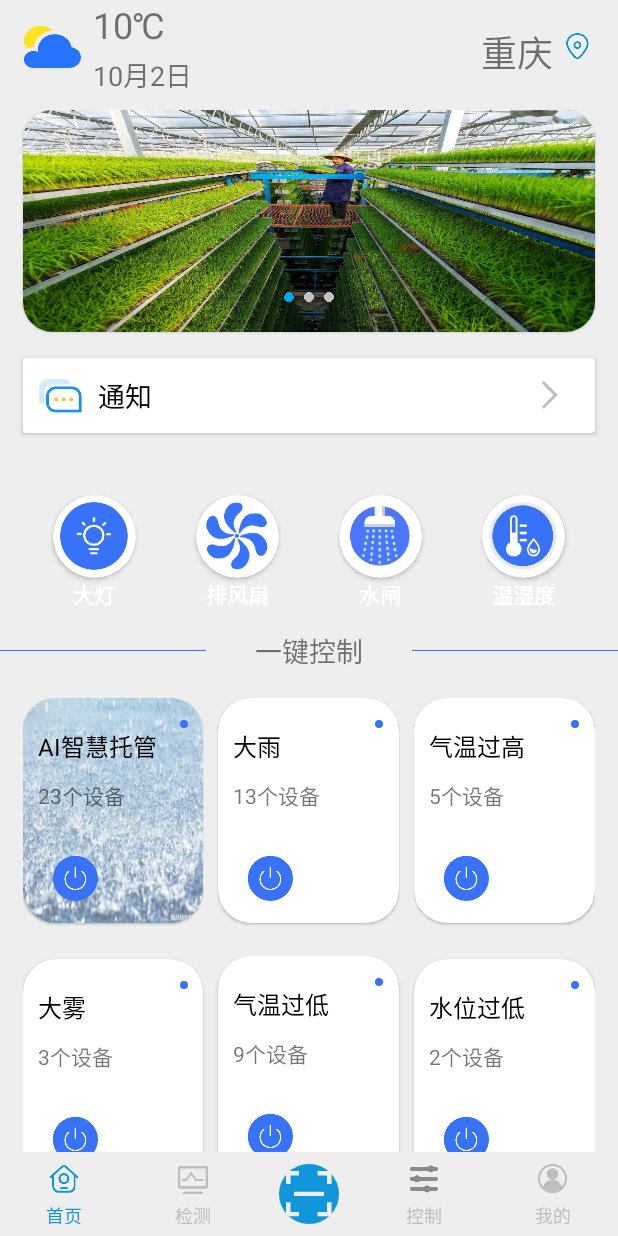
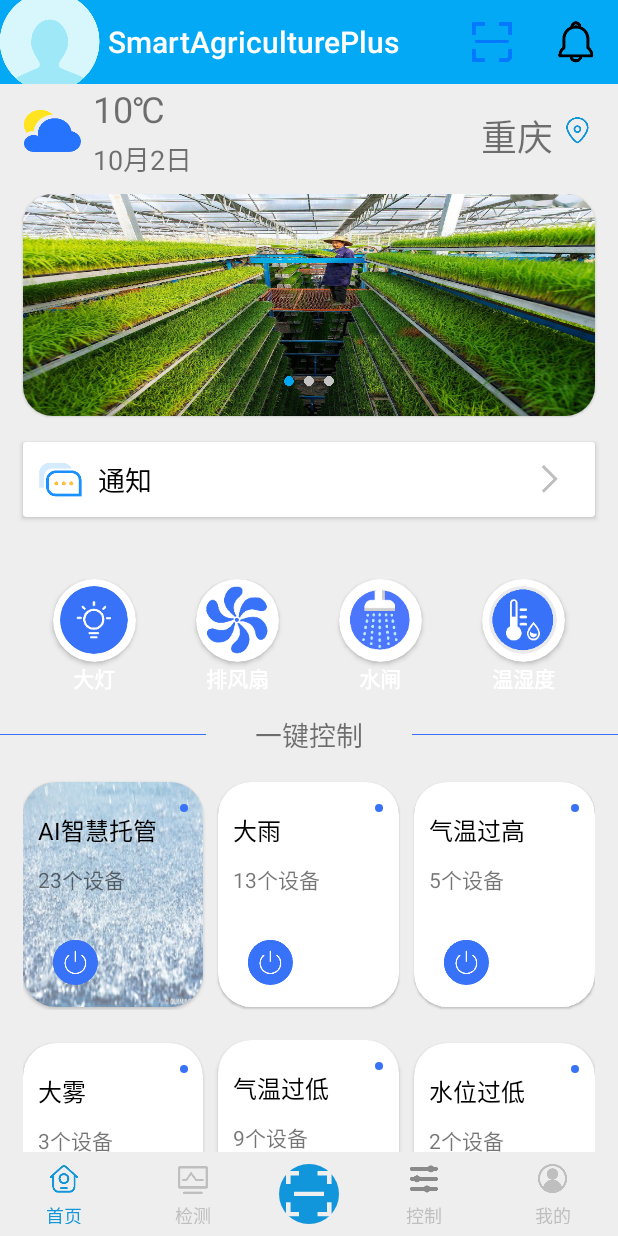
Before and after one commit to LionelWang-wx/SmartAgriculturePlus, an Android app: the MainActivity screen opened directly, with no data from a screen before it, on a phone screen of 412 x 824 dp. Run offline under Robolectric (Android 15) with nearby library versions, the phone set to English and light mode, and no system bars; our stand-ins replace CircleImageView; libraries missing offline, so code that uses them is left out: cn.smssdk, cn.smssdk.gui.

```diff
--- a/app/src/main/AndroidManifest.xml
+++ b/app/src/main/AndroidManifest.xml
@@ -67,7 +67,6 @@
         android:roundIcon="@mipmap/ic_launcher_round"
         android:supportsRtl="true"
         android:theme="@style/Theme.SmartAgriculturePlus">
-        <activity android:name=".Activity.DevicesActivity"></activity>
         <activity android:name=".Activity.TextActivity" />
         <activity android:name=".Activity.Scanning_DeviceActivity" />
         <activity android:name=".Activity.OtherActivity" />
--- a/app/src/main/java/com/myapp/smartagricultureplus/Activity/BaseActivity.java
+++ b/app/src/main/java/com/myapp/smartagricultureplus/Activity/BaseActivity.java
@@ -11,6 +11,6 @@ public class BaseActivity extends AppCompatActivity {
     @Override
     protected void onCreate(@Nullable Bundle savedInstanceState) {
         super.onCreate(savedInstanceState);
-        getSupportActionBar().hide();
+//        getSupportActionBar().hide();
     }
 }
--- a/app/src/main/java/com/myapp/smartagricultureplus/Activity/MainActivity.java
+++ b/app/src/main/java/com/myapp/smartagricultureplus/Activity/MainActivity.java
@@ -2,11 +2,19 @@ package com.myapp.smartagricultureplus.Activity;
 
 import android.content.Intent;
 import android.os.Bundle;
+import android.util.Log;
+import android.view.Menu;
+import android.view.MenuItem;
 import android.view.View;
 import android.view.ViewGroup;
+import android.widget.Toast;
 
 import androidx.annotation.NonNull;
+import androidx.appcompat.app.ActionBar;
 import androidx.appcompat.app.AppCompatActivity;
+import androidx.appcompat.widget.Toolbar;
+import androidx.core.view.GravityCompat;
+import androidx.drawerlayout.widget.DrawerLayout;
 import androidx.fragment.app.Fragment;
 import androidx.fragment.app.FragmentPagerAdapter;
 import androidx.viewpager.widget.ViewPager;
@@ -32,9 +40,9 @@ public class MainActivity extends AppCompatActivity {
     private List<String> mtitls = new ArrayList<>(Arrays.asList("首页", "检测", "控制", "我的"));
     private List<TabView> mtad = new ArrayList<>();
     private static final String BUNDLE_KEY_POS = "bundle_key_pos";
-
+    Toolbar toolBar;
     private int mCurTabPos;
-
+    private DrawerLayout drawer_layout;
     private Home_Fragment home_fragment;
     private Monitor_Fragment monitor_fragment;
     private Contror_Fragment contror_fragment;
@@ -44,17 +52,27 @@ public class MainActivity extends AppCompatActivity {
     @Override
     protected void onCreate(Bundle savedInstanceState) {
         super.onCreate(savedInstanceState);
-        getSupportActionBar().hide();
         setContentView(R.layout.activity_main);
-
+//        getSupportActionBar().hide();
+        toolBar = findViewById(R.id.toolBar);
+        drawer_layout=findViewById(R.id.drawer_layout);
+        //设置ToolBar的实例
+        this.setSupportActionBar(toolBar);
+        ActionBar actionBar=getSupportActionBar();
+        if (actionBar!=null){
+            //让导航按钮显示出来
+            actionBar.setDisplayHomeAsUpEnabled(true);
+            //设置导航按钮图标(先试用默认图标)
+            actionBar.setHomeAsUpIndicator(R.mipmap.img_not_logged_in);
+        }
 
         // 后台中存储关键信息和数据
         // 旋转屏幕后在回到页面时恢复数据
         if (savedInstanceState != null) {
             mCurTabPos = savedInstanceState.getInt(BUNDLE_KEY_POS, 0);
         }
+        initViews();
 
-        initviews();
         initviewpagerAdapter();
         initData();
     }
@@ -129,13 +147,14 @@ public class MainActivity extends AppCompatActivity {
             @NonNull
             @Override
             public Object instantiateItem(@NonNull ViewGroup container, int position) {
-//
+
                 return super.instantiateItem(container,position);
             }
 
             @Override
             public void destroyItem(@NonNull ViewGroup container, int position, @NonNull Object object) {
 //                frag.remove(position);
+                Log.d("MainActivity", "instantiateItem: ");
                 super.destroyItem(container, position, object);
             }
         });
@@ -174,7 +193,7 @@ public class MainActivity extends AppCompatActivity {
         });
     }
 
-    private void initviews() {
+    private void initViews() {
         viewPager = findViewById(R.id.tab_vp_pager);
         tb_wechat1 = findViewById(R.id.tb_bt_wechat1);
         tb_wechat2 = findViewById(R.id.tb_bt_wechat2);
@@ -211,4 +230,29 @@ public class MainActivity extends AppCompatActivity {
 
         }
     }
+
+
+    @Override
+    public boolean onCreateOptionsMenu(Menu menu) {
+        getMenuInflater().inflate(R.menu.toolbar,menu);
+        return true;
+
+    }
+
+    @Override
+    public boolean onOptionsItemSelected(@NonNull MenuItem item) {
+        switch (item.getItemId()){
+            case android.R.id.home:
+                drawer_layout.openDrawer(GravityCompat.START);
+
+                break;
+            case R.id.messageCenter:
+
+                break;
+            case R.id.userHeader:
+
+                break;
+        }
+        return true;
+    }
 }
--- a/app/src/main/java/com/myapp/smartagricultureplus/Fragment/BaseFragment.java
+++ b/app/src/main/java/com/myapp/smartagricultureplus/Fragment/BaseFragment.java
@@ -19,7 +19,7 @@ public class BaseFragment extends Fragment {
 
 
     @Override
-    public void onAttach(@NonNull Context context) {
+    public void onAttach(@NonNull Context context){
         super.onAttach(context);
         Log.e("BaseFragment","Me_Fragment:onAttach");
     }
--- a/app/src/main/res/layout/activity_main.xml
+++ b/app/src/main/res/layout/activity_main.xml
@@ -1,11 +1,27 @@
 <?xml version="1.0" encoding="utf-8"?>
-<LinearLayout
+<androidx.drawerlayout.widget.DrawerLayout
     xmlns:android="http://schemas.android.com/apk/res/android"
     android:layout_width="match_parent"
     android:layout_height="match_parent"
-    android:background="#fff"
-    android:orientation="vertical">
+    xmlns:app="http://schemas.android.com/apk/res-auto"
+    android:orientation="vertical"
+    android:id="@+id/drawer_layout"
+    >
 
+    <LinearLayout
+        android:layout_width="match_parent"
+        android:layout_height="match_parent"
+        android:background="#fff"
+        android:orientation="vertical"
+        >
+        <androidx.appcompat.widget.Toolbar
+            android:id="@+id/toolBar"
+            android:layout_width="match_parent"
+            android:layout_height="?attr/actionBarSize"
+            android:background="#03A9F4"
+            android:theme="@style/ThemeOverlay.AppCompat.Dark.ActionBar"
+            app:popupTheme="@style/ThemeOverlay.AppCompat.Light"
+            />
 
 
     <androidx.viewpager.widget.ViewPager
@@ -55,5 +71,13 @@
             android:layout_weight="1"/>
     </LinearLayout>
 
+    </LinearLayout>
 
-</LinearLayout>
+<TextView
+    android:layout_width="match_parent"
+    android:layout_height="match_parent"
+    android:text="年后"
+    android:layout_gravity="start"
+    android:background="#fff"
+    />
+</androidx.drawerlayout.widget.DrawerLayout>
--- /dev/null
+++ b/app/src/main/res/menu/toolbar.xml
@@ -0,0 +1,16 @@
+<?xml version="1.0" encoding="utf-8"?>
+<menu
+    xmlns:android="http://schemas.android.com/apk/res/android"
+    xmlns:app="http://schemas.android.com/apk/res-auto"
+    >
+    <item android:id="@+id/userHeader"
+        android:icon="@mipmap/image_sanf"
+        android:title="用户头像"
+        app:showAsAction="always"
+        />
+    <item android:id="@+id/messageCenter"
+        android:icon="@mipmap/notification"
+        android:title="消息中心"
+        app:showAsAction="always"
+        />
+</menu>
--- a/app/src/main/res/values-night/themes.xml
+++ b/app/src/main/res/values-night/themes.xml
@@ -1,6 +1,6 @@
 <resources xmlns:tools="http://schemas.android.com/tools">
     <!-- Base application theme. -->
-    <style name="Theme.SmartAgriculturePlus" parent="Theme.MaterialComponents.DayNight.DarkActionBar">
+    <style name="Theme.SmartAgriculturePlus" parent="Theme.AppCompat.Light.NoActionBar">
         <!-- Primary brand color. -->
         <item name="colorPrimary">@color/purple_200</item>
         <item name="colorPrimaryVariant">@color/purple_700</item>
--- a/app/src/main/res/values/themes.xml
+++ b/app/src/main/res/values/themes.xml
@@ -1,6 +1,6 @@
 <resources xmlns:tools="http://schemas.android.com/tools">
     <!-- Base application theme. -->
-    <style name="Theme.SmartAgriculturePlus" parent="Theme.MaterialComponents.DayNight.DarkActionBar">
+    <style name="Theme.SmartAgriculturePlus" parent="Theme.AppCompat.Light.NoActionBar">
         <!-- Primary brand color. -->
         <item name="colorPrimary">@color/purple_500</item>
         <item name="colorPrimaryVariant">@color/purple_700</item>
```
Also changed, not shown: app/src/main/java/com/myapp/smartagricultureplus/Activity/DevicesActivity.java (deleted, +0 -35 lines), app/src/main/java/com/myapp/smartagricultureplus/Fragment/DevicesFragment.java (added, +41 -0 lines), app/src/main/java/com/myapp/smartagricultureplus/Fragment/Me_Fragment.java (+20 -0 lines), app/src/main/res/layout/activity_equipment.xml (deleted, +0 -9 lines), app/src/main/res/layout/fragment_devices.xml (added, +14 -0 lines).
